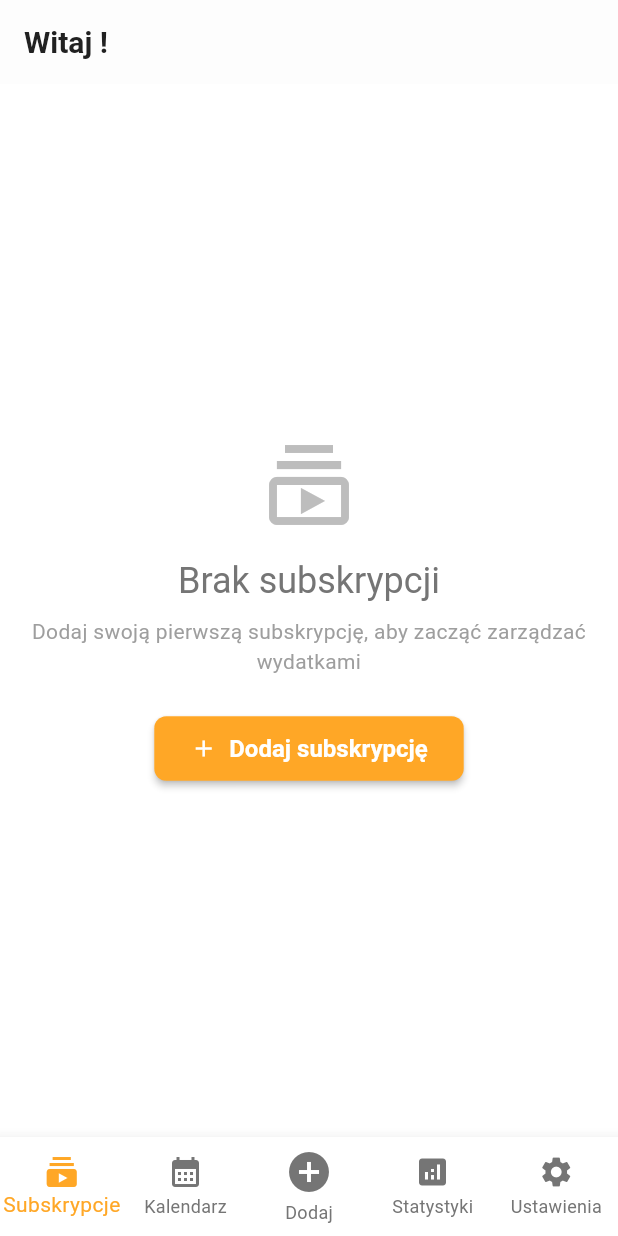
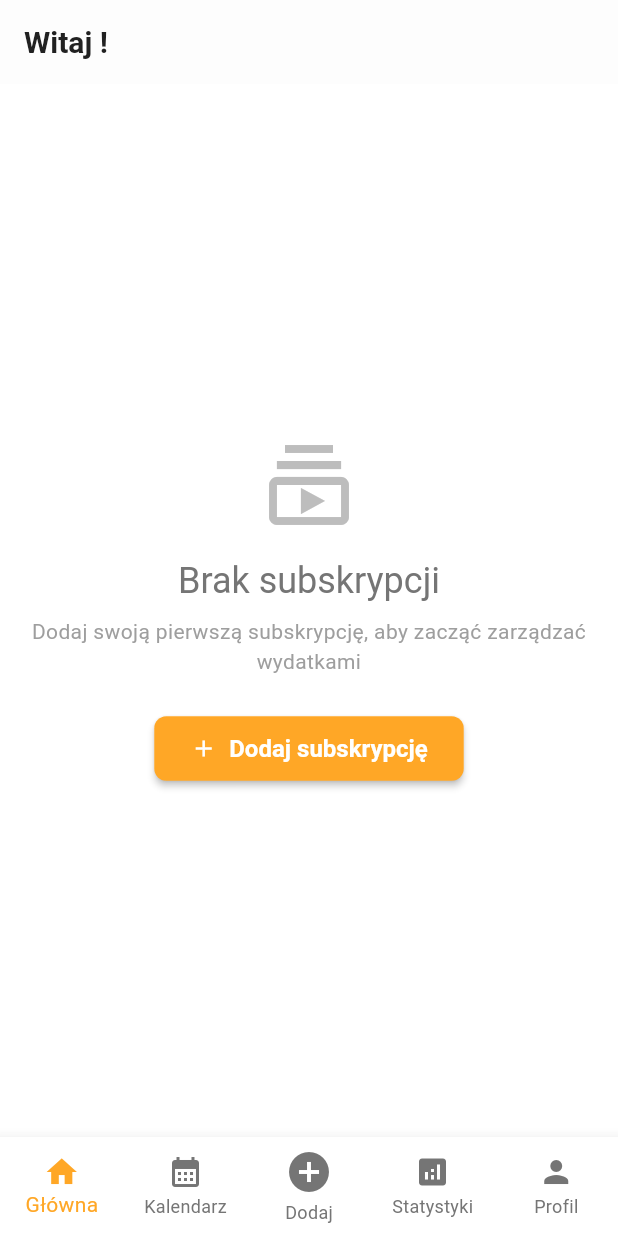
Before and after one commit to domi802/praca_inzynierska, a Flutter app: the screen it shows once a user with an empty profile is signed in, on a phone screen of 412 x 824 dp. Run offline on Flutter 3.47's test engine with Material 3 defaults, Android fonts, the phone set to English and light mode, and no system bars; our stand-ins replace cloud_firestore, equatable, firebase_auth, firebase_core, flutter_bloc, flutter_local_notifications and 4 more; accounts and stored records are empty.

Commit message:
change icons

```diff
--- a/lib/core/widgets/main_scaffold.dart
+++ b/lib/core/widgets/main_scaffold.dart
@@ -27,8 +27,8 @@ class MainScaffold extends StatelessWidget {
       onTap: (index) => _onItemTapped(context, index),
       items: const [
         BottomNavigationBarItem(
-          icon: Icon(Icons.subscriptions),
-          label: 'Subskrypcje',
+          icon: Icon(Icons.home),
+          label: 'Główna',
         ),
         BottomNavigationBarItem(
           icon: Icon(Icons.calendar_month),
@@ -43,8 +43,8 @@ class MainScaffold extends StatelessWidget {
           label: 'Statystyki',
         ),
         BottomNavigationBarItem(
-          icon: Icon(Icons.settings),
-          label: 'Ustawienia',
+          icon: Icon(Icons.person),
+          label: 'Profil',
         ),
       ],
     );
@@ -52,15 +52,15 @@ class MainScaffold extends StatelessWidget {
 
   int _getSelectedIndex(String currentPath) {
     if (currentPath == '/' || currentPath.startsWith('/subscription')) {
-      return 0; // Subskrypcje
+      return 0; // Główna
     } else if (currentPath.startsWith('/calendar')) {
       return 1; // Kalendarz
     } else if (currentPath.startsWith('/stats')) {
       return 3; // Statystyki (przesunięte o jeden)
     } else if (currentPath.startsWith('/settings')) {
-      return 4; // Ustawienia (przesunięte o jeden)
+      return 4; // Profil (przesunięte o jeden)
     }
-    return 0; // Domyślnie subskrypcje
+    return 0; // Domyślnie główna
   }
 
   void _onItemTapped(BuildContext context, int index) {
```
